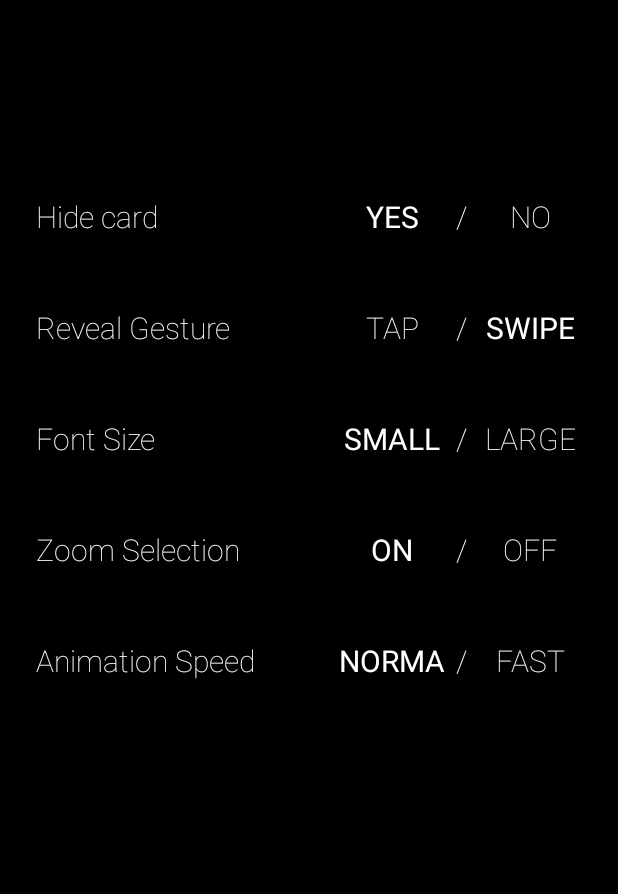
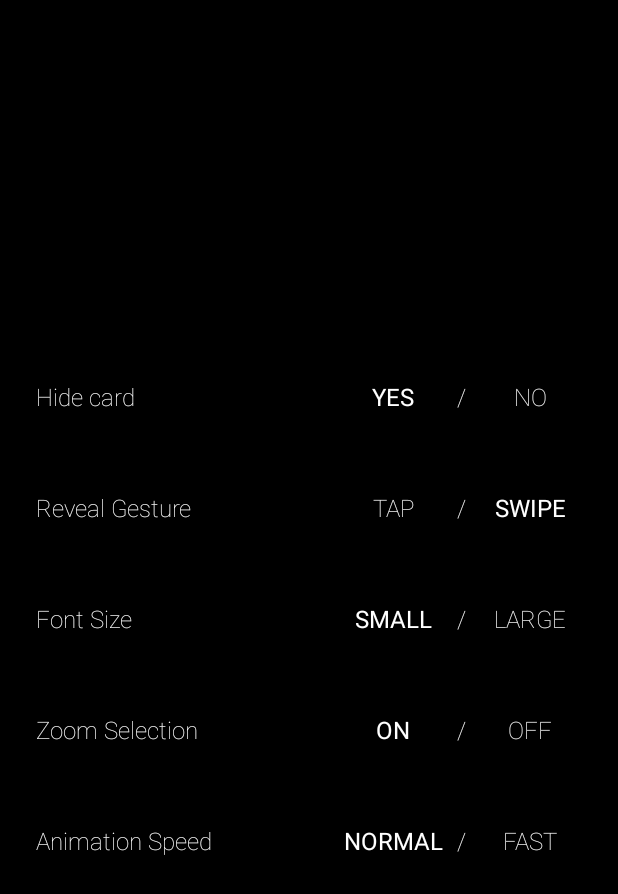
Before and after one commit to rbholanath/AMOLED-Scrum-Poker, an Android app: the screen it shows after launch (MainActivity), item 3 of the bottom bar chosen, on a phone screen of 412 x 824 dp. Shown: the top 894 px of the screen. Run offline under Robolectric (Android 15) with nearby library versions, the phone set to English and light mode, and no system bars.

Commit message:
Fix font sizes, framelayout size, keep screen on, keep in portrait
Also, fix some style settings for API < 16.

```diff
--- a/app/build.gradle
+++ b/app/build.gradle
@@ -7,10 +7,10 @@ android {
     buildToolsVersion "26.0.0"
     defaultConfig {
         applicationId "nl.bholanath.amoledscrumpoker"
-        minSdkVersion 24
+        minSdkVersion 14
         targetSdkVersion 25
         versionCode 1
-        versionName "1.0"
+        versionName "1.0.0"
         testInstrumentationRunner "android.support.test.runner.AndroidJUnitRunner"
     }
     buildTypes {
--- a/app/src/main/java/nl/bholanath/amoledscrumpoker/ChosenNumber.kt
+++ b/app/src/main/java/nl/bholanath/amoledscrumpoker/ChosenNumber.kt
@@ -12,9 +12,9 @@ abstract class ChosenNumber : Activity()
     {
         const val FONT_SIZE_MINIMUM = 50f
         const val FONT_SIZE_STANDARD_SMALL = 150f
-        const val FONT_SIZE_SMALL = 235f
-        const val FONT_SIZE_MEDIUM = 350f
-        const val FONT_SIZE_LARGE = 500f
+        const val FONT_SIZE_SMALL = 200f
+        const val FONT_SIZE_MEDIUM = 310f
+        const val FONT_SIZE_LARGE = 440f
 
         const val ANIMATION_SPEED_NORMAL = 1000L
         const val ANIMATION_SPEED_FAST = 500L
--- a/app/src/main/res/layout/activity_main.xml
+++ b/app/src/main/res/layout/activity_main.xml
@@ -5,12 +5,13 @@
     xmlns:tools="http://schemas.android.com/tools"
     android:layout_width="match_parent"
     android:layout_height="match_parent"
+    android:keepScreenOn="true"
     tools:context="nl.bholanath.amoledscrumpoker.MainActivity">
 
     <FrameLayout xmlns:android="http://schemas.android.com/apk/res/android"
                  android:id="@+id/fragment_container"
                  android:layout_width="0dp"
-                 android:layout_height="584dp"
+                 android:layout_height="fill_parent"
                  app:layout_constraintTop_toTopOf="parent"
                  app:layout_constraintRight_toRightOf="parent"
                  android:layout_marginLeft="8dp"
--- a/app/src/main/res/layout/activity_swipe_chosen_number.xml
+++ b/app/src/main/res/layout/activity_swipe_chosen_number.xml
@@ -5,6 +5,7 @@
     xmlns:tools="http://schemas.android.com/tools"
     android:layout_width="match_parent"
     android:layout_height="match_parent"
+    android:keepScreenOn="true"
     tools:context="nl.bholanath.amoledscrumpoker.SwipeChosenNumber">
 
     <TextView
--- a/app/src/main/res/layout/activity_tap_chosen_number.xml
+++ b/app/src/main/res/layout/activity_tap_chosen_number.xml
@@ -5,6 +5,7 @@
     xmlns:tools="http://schemas.android.com/tools"
     android:layout_width="match_parent"
     android:layout_height="match_parent"
+    android:keepScreenOn="true"
     tools:context="nl.bholanath.amoledscrumpoker.TapChosenNumber">
 
     <TextView
--- a/app/src/main/res/layout/fragment_settings.xml
+++ b/app/src/main/res/layout/fragment_settings.xml
@@ -47,7 +47,7 @@
                 android:text="@string/settings_hide"
                 android:textAlignment="viewStart"
                 android:textColor="@android:color/white"
-                android:textSize="20sp"
+                android:textSize="16sp"
                 app:layout_constraintBottom_toBottomOf="parent"
                 app:layout_constraintLeft_toLeftOf="parent"
                 app:layout_constraintRight_toRightOf="parent"
@@ -66,11 +66,13 @@
                 android:fontFamily="sans-serif-thin"
                 android:text="@string/settings_hide_true"
                 android:textColor="@android:color/white"
-                android:textSize="20sp"
+                android:textSize="16sp"
                 app:layout_constraintBaseline_toBaselineOf="@+id/textViewHide"
                 app:layout_constraintBottom_toBottomOf="parent"
                 app:layout_constraintLeft_toLeftOf="@id/textViewHide"
-                app:layout_constraintRight_toRightOf="parent"/>
+                app:layout_constraintRight_toRightOf="parent"
+                android:layout_marginLeft="4dp"
+                android:layout_marginRight="2dp"/>
 
             <TextView
                 android:id="@+id/textViewHideSlash"
@@ -83,7 +85,7 @@
                 android:fontFamily="sans-serif-thin"
                 android:gravity="center"
                 android:textColor="@android:color/white"
-                android:textSize="20sp"
+                android:textSize="16sp"
                 app:layout_constraintBottom_toBottomOf="parent"
                 app:layout_constraintLeft_toLeftOf="@id/buttonHideYes"
                 app:layout_constraintTop_toTopOf="parent"
@@ -101,11 +103,12 @@
                 android:fontFamily="sans-serif-thin"
                 android:text="@string/settings_hide_false"
                 android:textColor="@android:color/white"
-                android:textSize="20sp"
+                android:textSize="16sp"
                 app:layout_constraintBaseline_toBaselineOf="@+id/textViewHide"
                 app:layout_constraintBottom_toBottomOf="parent"
                 app:layout_constraintLeft_toLeftOf="@id/textViewHideSlash"
-                app:layout_constraintRight_toRightOf="parent"/>
+                app:layout_constraintRight_toRightOf="parent"
+                android:layout_marginLeft="2dp"/>
         </LinearLayout>
 
         <LinearLayout
@@ -133,7 +136,7 @@
                 android:text="@string/settings_reveal"
                 android:textAlignment="viewStart"
                 android:textColor="@android:color/white"
-                android:textSize="20sp"
+                android:textSize="16sp"
                 app:layout_constraintBottom_toBottomOf="parent"
                 app:layout_constraintLeft_toLeftOf="parent"
                 app:layout_constraintRight_toRightOf="parent"
@@ -152,11 +155,13 @@
                 android:fontFamily="sans-serif-thin"
                 android:text="@string/settings_reveal_tap"
                 android:textColor="@android:color/white"
-                android:textSize="20sp"
+                android:textSize="16sp"
                 app:layout_constraintBaseline_toBaselineOf="@+id/textViewReveal"
                 app:layout_constraintBottom_toBottomOf="parent"
                 app:layout_constraintLeft_toLeftOf="@id/textViewReveal"
-                app:layout_constraintRight_toRightOf="parent"/>
+                app:layout_constraintRight_toRightOf="parent"
+                android:layout_marginLeft="4dp"
+                android:layout_marginRight="2dp"/>
 
             <TextView
                 android:id="@+id/textViewRevealSlash"
@@ -169,7 +174,7 @@
                 android:fontFamily="sans-serif-thin"
                 android:gravity="center"
                 android:textColor="@android:color/white"
-                android:textSize="20sp"
+                android:textSize="16sp"
                 app:layout_constraintBottom_toBottomOf="parent"
                 app:layout_constraintLeft_toLeftOf="@id/buttonRevealTap"
                 app:layout_constraintTop_toTopOf="parent"
@@ -187,11 +192,12 @@
                 android:fontFamily="sans-serif-thin"
                 android:text="@string/settings_reveal_swipe"
                 android:textColor="@android:color/white"
-                android:textSize="20sp"
+                android:textSize="16sp"
                 app:layout_constraintBaseline_toBaselineOf="@+id/textViewReveal"
                 app:layout_constraintBottom_toBottomOf="parent"
                 app:layout_constraintLeft_toLeftOf="@id/textViewRevealSlash"
-                app:layout_constraintRight_toRightOf="parent"/>
+                app:layout_constraintRight_toRightOf="parent"
+                android:layout_marginLeft="2dp"/>
         </LinearLayout>
 
         <LinearLayout
@@ -220,7 +226,7 @@
                 android:text="@string/settings_font_size"
                 android:textAlignment="viewStart"
                 android:textColor="@android:color/white"
-                android:textSize="20sp"
+                android:textSize="16sp"
                 app:layout_constraintBottom_toBottomOf="parent"
                 app:layout_constraintLeft_toLeftOf="parent"
                 app:layout_constraintRight_toRightOf="parent"
@@ -239,11 +245,13 @@
                 android:fontFamily="sans-serif-thin"
                 android:text="@string/settings_font_size_small"
                 android:textColor="@android:color/white"
-                android:textSize="20sp"
+                android:textSize="16sp"
                 app:layout_constraintBaseline_toBaselineOf="@+id/textViewFontSize"
                 app:layout_constraintBottom_toBottomOf="parent"
                 app:layout_constraintLeft_toLeftOf="@id/textViewFontSize"
-                app:layout_constraintRight_toRightOf="parent"/>
+                app:layout_constraintRight_toRightOf="parent"
+                android:layout_marginLeft="4dp"
+                android:layout_marginRight="2dp"/>
 
             <TextView
                 android:id="@+id/textViewFontSizeSlash"
@@ -256,7 +264,7 @@
                 android:fontFamily="sans-serif-thin"
                 android:gravity="center"
                 android:textColor="@android:color/white"
-                android:textSize="20sp"
+                android:textSize="16sp"
                 app:layout_constraintBottom_toBottomOf="parent"
                 app:layout_constraintLeft_toLeftOf="@id/buttonFontSmall"
                 app:layout_constraintTop_toTopOf="parent"
@@ -274,11 +282,12 @@
                 android:fontFamily="sans-serif-thin"
                 android:text="@string/settings_font_size_large"
                 android:textColor="@android:color/white"
-                android:textSize="20sp"
+                android:textSize="16sp"
                 app:layout_constraintBaseline_toBaselineOf="@+id/textViewFontSize"
                 app:layout_constraintBottom_toBottomOf="parent"
                 app:layout_constraintLeft_toLeftOf="@id/textViewFontSizeSlash"
-                app:layout_constraintRight_toRightOf="parent"/>
+                app:layout_constraintRight_toRightOf="parent"
+                android:layout_marginLeft="2dp"/>
         </LinearLayout>
 
         <LinearLayout
@@ -307,7 +316,7 @@
                 android:text="@string/settings_zoom"
                 android:textAlignment="viewStart"
                 android:textColor="@android:color/white"
-                android:textSize="20sp"
+                android:textSize="16sp"
                 app:layout_constraintBottom_toBottomOf="parent"
                 app:layout_constraintLeft_toLeftOf="parent"
                 app:layout_constraintRight_toRightOf="parent"
@@ -326,11 +335,13 @@
                 android:fontFamily="sans-serif-thin"
                 android:text="@string/settings_zoom_true"
                 android:textColor="@android:color/white"
-                android:textSize="20sp"
+                android:textSize="16sp"
                 app:layout_constraintBaseline_toBaselineOf="@+id/textViewZoom"
                 app:layout_constraintBottom_toBottomOf="parent"
                 app:layout_constraintLeft_toLeftOf="@id/textViewZoom"
-                app:layout_constraintRight_toRightOf="parent"/>
+                app:layout_constraintRight_toRightOf="parent"
+                android:layout_marginLeft="4dp"
+                android:layout_marginRight="2dp"/>
 
             <TextView
                 android:id="@+id/textViewZoomSlash"
@@ -343,7 +354,7 @@
                 android:fontFamily="sans-serif-thin"
                 android:gravity="center"
                 android:textColor="@android:color/white"
-                android:textSize="20sp"
+                android:textSize="16sp"
                 app:layout_constraintBottom_toBottomOf="parent"
                 app:layout_constraintLeft_toLeftOf="@id/buttonZoomOn"
                 app:layout_constraintTop_toTopOf="parent"
@@ -361,11 +372,12 @@
                 android:fontFamily="sans-serif-thin"
                 android:text="@string/settings_zoom_false"
                 android:textColor="@android:color/white"
-                android:textSize="20sp"
+                android:textSize="16sp"
                 app:layout_constraintBaseline_toBaselineOf="@+id/textViewZoom"
                 app:layout_constraintBottom_toBottomOf="parent"
                 app:layout_constraintLeft_toLeftOf="@id/textViewZoomSlash"
-                app:layout_constraintRight_toRightOf="parent"/>
+                app:layout_constraintRight_toRightOf="parent"
+                android:layout_marginLeft="2dp"/>
         </LinearLayout>
 
         <LinearLayout
@@ -394,7 +406,7 @@
                 android:text="@string/settings_animation_speed"
                 android:textAlignment="viewStart"
                 android:textColor="@android:color/white"
-                android:textSize="20sp"
+                android:textSize="16sp"
                 app:layout_constraintBottom_toBottomOf="parent"
                 app:layout_constraintLeft_toLeftOf="parent"
                 app:layout_constraintRight_toRightOf="parent"
@@ -413,11 +425,13 @@
                 android:fontFamily="sans-serif-thin"
                 android:text="@string/settings_animation_speed_normal"
                 android:textColor="@android:color/white"
-                android:textSize="20sp"
+                android:textSize="16sp"
                 app:layout_constraintBaseline_toBaselineOf="@+id/textViewAnimationSpeed"
                 app:layout_constraintBottom_toBottomOf="parent"
                 app:layout_constraintLeft_toLeftOf="@id/textViewAnimationSpeed"
-                app:layout_constraintRight_toRightOf="parent"/>
+                app:layout_constraintRight_toRightOf="parent"
+                android:layout_marginLeft="4dp"
+                android:layout_marginRight="2dp"/>
 
             <TextView
                 android:id="@+id/textViewAnimationSpeedSlash"
@@ -430,7 +444,7 @@
                 android:fontFamily="sans-serif-thin"
                 android:gravity="center"
                 android:textColor="@android:color/white"
-                android:textSize="20sp"
+                android:textSize="16sp"
                 app:layout_constraintBottom_toBottomOf="parent"
                 app:layout_constraintLeft_toLeftOf="@id/buttonAnimationSpeedNormal"
                 app:layout_constraintTop_toTopOf="parent"
@@ -448,11 +462,12 @@
                 android:fontFamily="sans-serif-thin"
                 android:text="@string/settings_animation_speed_fast"
                 android:textColor="@android:color/white"
-                android:textSize="20sp"
+                android:textSize="16sp"
                 app:layout_constraintBaseline_toBaselineOf="@+id/textViewAnimationSpeed"
                 app:layout_constraintBottom_toBottomOf="parent"
                 app:layout_constraintLeft_toLeftOf="@id/textViewAnimationSpeedSlash"
-                app:layout_constraintRight_toRightOf="parent"/>
+                app:layout_constraintRight_toRightOf="parent"
+                android:layout_marginLeft="2dp"/>
         </LinearLayout>
     </LinearLayout>
 </android.support.constraint.ConstraintLayout>
```
Also changed, not shown: app/src/main/AndroidManifest.xml (+6 -3 lines), app/src/main/res/layout/fragment_number_selector.xml (+12 -12 lines), app/src/main/res/layout/fragment_tshirt_selector.xml (+9 -9 lines).
